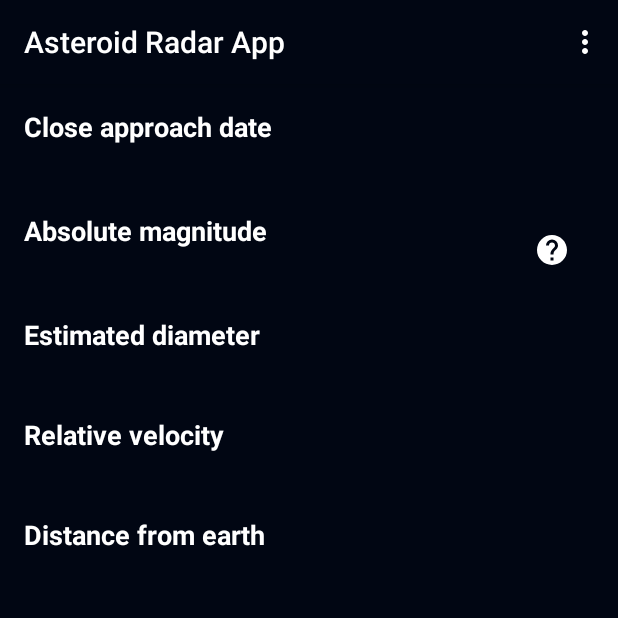
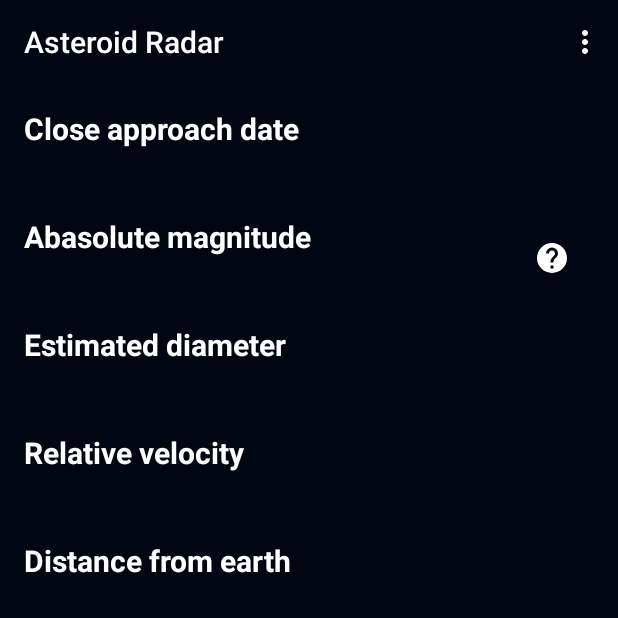
Before and after one commit to Scecin/AsteroidRadarApp, an Android app: the fragment DetailFragment placed in its activity, on a phone screen of 412 x 824 dp, the top half of it. Run offline under Robolectric (Android 15) with nearby library versions, the phone set to English and light mode, and no system bars; our stand-ins replace Picasso, Room's generated code, Timber, data binding, navigation-ui; pictures from the network do not load; 14 statements that could not run were skipped.

Commit message:
Include Spanish language and modify the icons, titles and subtitles size

```diff
--- a/app/src/main/java/com/example/asteroidradarapp/AsteroidRadarApplication.kt
+++ b/app/src/main/java/com/example/asteroidradarapp/AsteroidRadarApplication.kt
@@ -10,6 +10,10 @@ import kotlinx.coroutines.launch
 import timber.log.Timber
 import java.util.concurrent.TimeUnit
 
+/**
+ * We’re going to schedule The workManager in our application class. This is the Android
+ * application which is the main object that the operating system uses to interact with your app.
+ */
 class AsteroidRadarApplication: Application() {
 
     private val applicationScope = CoroutineScope(Dispatchers.Default)
--- a/app/src/main/java/com/example/asteroidradarapp/MainActivity.kt
+++ b/app/src/main/java/com/example/asteroidradarapp/MainActivity.kt
@@ -2,10 +2,25 @@ package com.example.asteroidradarapp
 
 import androidx.appcompat.app.AppCompatActivity
 import android.os.Bundle
+import androidx.navigation.findNavController
+import androidx.navigation.ui.NavigationUI
 
 class MainActivity : AppCompatActivity() {
     override fun onCreate(savedInstanceState: Bundle?) {
         super.onCreate(savedInstanceState)
         setContentView(R.layout.activity_main)
+
+        // Include back button in tha navigation bar
+        val navController = this.findNavController(R.id.nav_host_fragment)
+
+        NavigationUI.setupActionBarWithNavController(this, navController)
+
+        supportActionBar?.title = getString(R.string.fragment_title)
+    }
+
+    // Include back button in tha navigation bar
+    override fun onSupportNavigateUp(): Boolean {
+        val navController = this.findNavController(R.id.nav_host_fragment)
+        return navController.navigateUp()
     }
 }
--- a/app/src/main/java/com/example/asteroidradarapp/main/MainFragment.kt
+++ b/app/src/main/java/com/example/asteroidradarapp/main/MainFragment.kt
@@ -44,15 +44,13 @@ class MainFragment : Fragment() {
         /**
          * Adapter to handle click
          * */
-        asteroidAdapter = MainAdapter(MainAdapter.OnClickListener { asteroid ->
+        asteroidAdapter = MainAdapter(MainAdapter.OnClickListener{asteroid ->
             viewModel.displayAsteroidDetails(asteroid)
         })
 
         // Use the RecyclerView
         binding.asteroidRecycler.layoutManager = LinearLayoutManager(requireContext())
-        binding.asteroidRecycler.adapter = MainAdapter(MainAdapter.OnClickListener { asteroid ->
-            viewModel.displayAsteroidDetails(asteroid)
-        })
+        binding.asteroidRecycler.adapter = asteroidAdapter
 
         viewModel.navigateToSelectedAsteroid.observe(viewLifecycleOwner, Observer {
             if (null != it) {
--- a/app/src/main/java/com/example/asteroidradarapp/network/NasaApiService.kt
+++ b/app/src/main/java/com/example/asteroidradarapp/network/NasaApiService.kt
@@ -29,9 +29,9 @@ private val retrofit = Retrofit.Builder()
 interface NasaApiService {
     @GET("neo/rest/v1/feed")
     suspend fun getAsteroids(
-        @Query("api_key") apiKey: String,
         @Query("start_date") startDate: String,
-        @Query("end_date") endDate: String
+        @Query("end_date") endDate: String,
+        @Query("api_key") apiKey: String
     ): String
 
     @GET("planetary/apod")
--- a/app/src/main/res/layout/fragment_detail.xml
+++ b/app/src/main/res/layout/fragment_detail.xml
@@ -24,7 +24,8 @@
             app:layout_constraintEnd_toEndOf="parent"
             app:layout_constraintStart_toStartOf="parent"
             app:layout_constraintTop_toTopOf="parent"
-            tools:srcCompat="@drawable/asteroid_safe" />
+            tools:srcCompat="@drawable/asteroid_safe"
+            android:contentDescription="@string/hazardous_status_image"/>
 
         <ScrollView
             android:layout_width="0dp"
@@ -48,6 +49,7 @@
                         android:layout_width="match_parent"
                         android:layout_height="wrap_content"
                         android:text="@string/close_approach_data_title"
+                        android:contentDescription="@string/close_approach_data_title"
                         style="@style/Title"/>
 
                     <TextView
@@ -94,7 +96,8 @@
                         android:layout_width="wrap_content"
                         android:layout_height="wrap_content"
                         android:padding="16dp"
-                        app:srcCompat="@drawable/ic_help_circle" />
+                        app:srcCompat="@drawable/ic_help_circle"
+                        android:contentDescription="@string/help_circle"/>
 
                 </LinearLayout>
 
--- a/app/src/main/res/layout/fragment_main.xml
+++ b/app/src/main/res/layout/fragment_main.xml
@@ -29,7 +29,7 @@
                 android:adjustViewBounds="true"
                 android:scaleType="centerCrop"
                 android:src="@{viewModel.pictureOfDay.url}"
-                android:contentDescription="@{viewModel.pictureOfDay.title}"
+                android:contentDescription="@string/nasa_picture_of_day_content_description_format"
                 app:srcCompat="@drawable/placeholder_picture_of_day" />
 
             <TextView
--- a/app/src/main/res/values/strings.xml
+++ b/app/src/main/res/values/strings.xml
@@ -1,11 +1,10 @@
 <resources>
     <string name="app_name">Asteroid Radar App</string>
-
+    <string name="today_asteroids">view today asteroids</string>
     <string name="next_week_asteroids">View week asteroids</string>
-    <string name="today_asteroids">View today asteroids</string>
     <string name="saved_asteroids">View saved asteroids</string>
     <string name="close_approach_data_title">Close approach date</string>
-    <string name="absolute_magnitude_title">Absolute magnitude</string>
+    <string name="absolute_magnitude_title">Abasolute magnitude</string>
     <string name="estimated_diameter_title">Estimated diameter</string>
     <string name="relative_velocity_title">Relative velocity</string>
     <string name="distance_from_earth_title">Distance from earth</string>
@@ -19,4 +18,9 @@
     <string name="not_hazardous_asteroid_image">Not hazardous asteroid image</string>
     <string name="this_is_nasa_s_picture_of_day_showing_nothing_yet">This is NASA\'s picture of day, showing nothing yet</string>
     <string name="nasa_picture_of_day_content_description_format">NASA\'s picture of day: %s</string>
+    <string name="fragment_title">Asteroid Radar</string>
+    <string name="hazardous_status_image">Image of a dangerous or non-dangerous asteroid</string>
+    <string name="hazardous_status_icon">Icon of a dangerous or non-dangerous asteroid</string>
+    <string name="help_circle">Know more about Absolute magnitude</string>
+
 </resources>
--- a/app/src/main/res/values/styles.xml
+++ b/app/src/main/res/values/styles.xml
@@ -13,11 +13,12 @@
 
     <style name="Title" parent="TextAppearance.MaterialComponents.Headline5">
         <item name="android:textColor">@color/default_text_color</item>
-<item name="android:textSize">18sp</item>
+        <item name="android:textSize">20sp</item>
         <item name="android:textStyle">bold</item>
     </style>
 
     <style name="Subtitle1" parent="TextAppearance.MaterialComponents.Subtitle1">
         <item name="android:textColor">@color/default_text_color</item>
+        <item name="android:textSize">18sp</item>
     </style>
 </resources>
```
Also changed, not shown: app/src/main/java/com/example/asteroidradarapp/database/AsteroidDatabase.kt (+6 -3 lines), app/src/main/java/com/example/asteroidradarapp/database/PictureOfDayDatabase.kt (+9 -3 lines), app/src/main/java/com/example/asteroidradarapp/database/Room.kt (+9 -3 lines), app/src/main/java/com/example/asteroidradarapp/main/MainViewModel.kt (+0 -26 lines), app/src/main/java/com/example/asteroidradarapp/repository/AsteroidRepository.kt (+1 -31 lines), app/src/main/java/com/example/asteroidradarapp/work/RefreshDataWork.kt (+4 -3 lines), app/src/main/res/layout/view_item.xml (+5 -4 lines), app/src/main/java/com/example/asteroidradarapp/BindingAdapters.kt (line endings or trailing spaces), 1 other file. Lines whose indentation alone changed are shown as unchanged.
